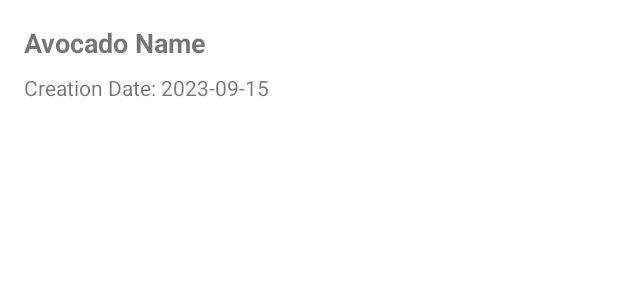
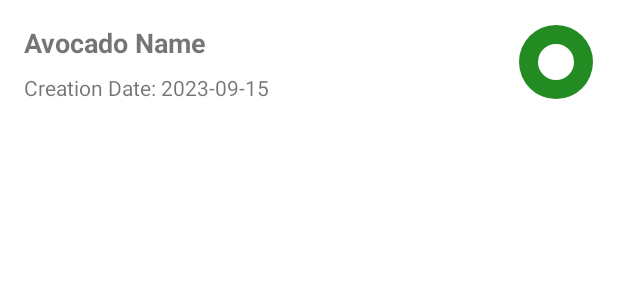
Before and after one commit to mikeaskew4/avocado-alarm-android, an Android app: the layout avocado_list_item.xml on its own in the app's theme, with its tools: preview values and no code run, on a phone screen of 412 x 824 dp. Shown: the top 300 px of the screen. Run offline under Robolectric (Android 15) with nearby library versions, the phone set to English and light mode, and no system bars.

Commit message:
many additions: circle chart, etc

```diff
--- a/app/src/main/java/com/michaelaskew/avocadotimer/models/Avocado.java
+++ b/app/src/main/java/com/michaelaskew/avocadotimer/models/Avocado.java
@@ -6,7 +6,7 @@ public class Avocado implements Serializable {
     private int id;
     private String name;
     private String imagePath;
-    private LocalDateTime creationTime;
+    private String creationTime;
 
     // Constructors, getters, and setters...
     public String getName() {
@@ -17,11 +17,11 @@ public class Avocado implements Serializable {
         this.name = name;
     }
 
-    public LocalDateTime getCreationTime() {
+    public String getCreationTime() {
         return creationTime;
     }
 
-    public void setCreationTime(LocalDateTime creationTime) {
+    public void setCreationTime(String creationTime) {
         this.creationTime = creationTime;
     }
 
--- /dev/null
+++ b/app/src/main/java/com/michaelaskew/avocadotimer/views/CircleChartView.java
@@ -0,0 +1,77 @@
+package com.michaelaskew.avocadotimer.views;
+
+import android.annotation.TargetApi;
+import android.content.Context;
+import android.graphics.Canvas;
+import android.graphics.Color;
+import android.graphics.Paint;
+import android.os.Build;
+import android.util.AttributeSet;
+import android.util.Log;
+import android.view.View;
+
+public class CircleChartView extends View {
+    private double fractionElapsed;
+    private Paint paint;
+
+    public CircleChartView(Context context) {
+        super(context);
+        init(null);
+    }
+
+    @Override
+    protected void onDraw(Canvas canvas) {
+        super.onDraw(canvas);
+
+        int width = getWidth();
+        int height = getHeight();
+
+        int radius = Math.min(width, height) / 2;
+
+        Log.d("CircleChartView", "Avocado fraction " + fractionElapsed);
+        if (fractionElapsed > 0.25) {
+            paint.setColor(Color.YELLOW);
+        } else if (fractionElapsed < -0.25) {
+            paint.setColor(Color.rgb(139,69,19)); // Brown color
+        } else {
+            paint.setColor(Color.rgb(34,139,34)); // Avocado green color
+        }
+
+        canvas.drawCircle(width / 2, height / 2, radius, paint);
+
+        paint.setColor(Color.WHITE);
+        canvas.drawCircle(width / 3 + width / 6, height / 3 + height / 6, radius / 2, paint);
+
+    }
+
+    public void setFractionElapsed(double fractionElapsed) {
+        this.fractionElapsed = fractionElapsed;
+        invalidate();
+    }
+
+    // Constructor used when view is inflated from XML
+    public CircleChartView(Context context, AttributeSet attrs) {
+        super(context, attrs);
+        init(attrs);
+    }
+
+    // Optional constructor if you want default styling
+    public CircleChartView(Context context, AttributeSet attrs, int defStyleAttr) {
+        super(context, attrs, defStyleAttr);
+        init(attrs);
+    }
+
+    // Optional constructor if you want default styling with API 21+
+    @TargetApi(Build.VERSION_CODES.LOLLIPOP)
+    public CircleChartView(Context context, AttributeSet attrs, int defStyleAttr, int defStyleRes) {
+        super(context, attrs, defStyleAttr, defStyleRes);
+        init(attrs);
+    }
+
+    // Common initialization method for all constructors
+    private void init(AttributeSet attrs) {
+        paint = new Paint();
+        paint.setAntiAlias(true);
+    }
+
+}
--- a/app/src/main/res/layout/activity_avocado_detail.xml
+++ b/app/src/main/res/layout/activity_avocado_detail.xml
@@ -27,13 +27,13 @@
             android:id="@+id/tvCreationTime"
             android:layout_width="match_parent"
             android:layout_height="wrap_content"
-            android:text="@string/creation_time" />
+             />
 
         <TextView
             android:id="@+id/tvTimer"
             android:layout_width="match_parent"
             android:layout_height="wrap_content"
-            android:text="@string/timer_value" />
+             />
 
         <Button
             android:id="@+id/btnSave"
--- a/app/src/main/res/layout/avocado_list_item.xml
+++ b/app/src/main/res/layout/avocado_list_item.xml
@@ -27,18 +27,23 @@
             android:layout_width="wrap_content"
             android:layout_height="wrap_content"
             android:text="@string/avocado_name_placeholder"
-            android:textStyle="bold"
-            android:textSize="18sp" />
+            android:textSize="18sp"
+            android:textStyle="bold" />
 
         <!-- Creation Date -->
         <TextView
             android:id="@+id/avocado_creation_date"
             android:layout_width="wrap_content"
             android:layout_height="wrap_content"
+            android:layout_marginTop="8dp"
             android:text="@string/creation_date_placeholder"
-            android:textSize="14sp"
-            android:layout_marginTop="8dp" />
+            android:textSize="14sp" />
 
     </LinearLayout>
 
+    <com.michaelaskew.avocadotimer.views.CircleChartView
+        android:id="@+id/circleChartView"
+        android:layout_width="50dp"
+        android:layout_height="50dp"/>
+
 </LinearLayout>
```
Also changed, not shown: app/src/main/java/com/michaelaskew/avocadotimer/activities/AvocadoDetailActivity.java (+8 -20 lines), app/src/main/java/com/michaelaskew/avocadotimer/adapters/AvocadoAdapter.java (+15 -10 lines), app/src/main/java/com/michaelaskew/avocadotimer/database/DatabaseHelper.java (+14 -6 lines), app/src/main/java/com/michaelaskew/avocadotimer/utilities/TimeUtils.java (added, +63 -0 lines), app/src/main/res/drawable/white_gradient.xml (added, +8 -0 lines), app/src/main/res/layout/activity_main.xml (+6 -8 lines).
